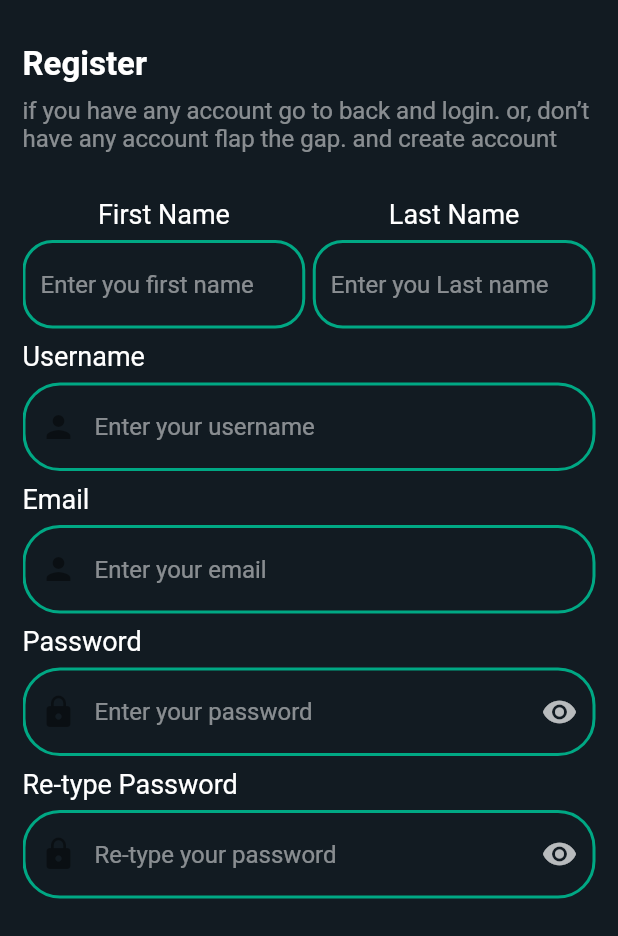
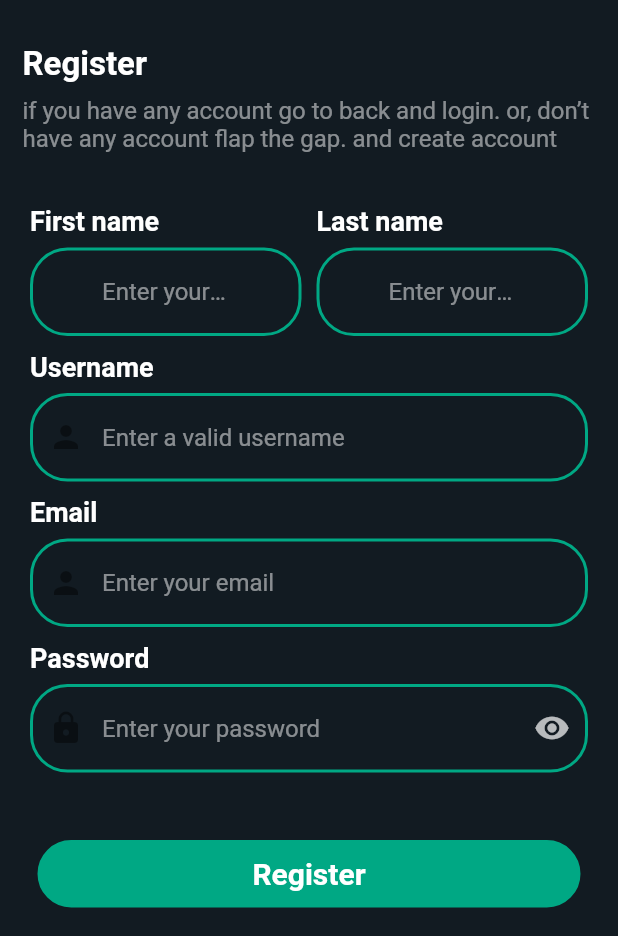
Before and after one commit to programmermdemonmiah/Chats-App, a Flutter app: the LogRegScreen screen opened directly, after a tap on "Registration", on a phone screen of 412 x 824 dp, the part 300-1236 px from its top. Run offline on Flutter 3.47's test engine with Material 2 defaults, Android fonts, the phone set to English and light mode, and no system bars; our stand-ins replace firebase_core, get; accounts and stored records are empty.

Commit message:
11-15-23 Push customTextFormFild

```diff
--- a/lib/All_Binding/all_binding.dart
+++ b/lib/All_Binding/all_binding.dart
@@ -1,4 +1,5 @@
 
+import 'package:chats_app/Controllers/password_secure_state_controllers.dart';
 import 'package:chats_app/Controllers/tab_state_controllers.dart';
 import 'package:get/get.dart';
 
@@ -6,6 +7,6 @@ class AllBinding extends Bindings{
   @override
   void dependencies() {
     Get.lazyPut(() => MyTabs());
-    // Get.lazyPut(() => TabStateControllers());
+    Get.lazyPut(() => PasswordSecureState());
   }
 }
--- a/lib/Views/auth/log_reg_screen.dart
+++ b/lib/Views/auth/log_reg_screen.dart
@@ -1,7 +1,7 @@
 
 import 'package:chats_app/Utils/colors.dart';
 import 'package:chats_app/Views/auth/login/login_screen.dart';
-import 'package:chats_app/Views/auth/register/register_screen.dart';
+import 'package:chats_app/Views/auth/register/registration_screen.dart';
 import 'package:chats_app/Widgets/custom_button.dart';
 import 'package:flutter/material.dart';
 import 'package:get/get.dart';
@@ -60,7 +60,7 @@ class LogRegScreen extends StatelessWidget {
                   ),
                   InkWell(
                     onTap: () {
-                      Get.to(const RegisterScreen());
+                      Get.to(const RegistrationScreen());
                     },
                     child: customButton(
                         buttonName: 'Registration',
--- a/lib/Views/auth/register/register_screen.dart
+++ b/lib/Views/auth/register/register_screen.dart
@@ -56,9 +56,11 @@ class RegisterScreen extends StatelessWidget {
                               height: 30,
                             ),
                             Row(
+                              mainAxisAlignment: MainAxisAlignment.start,
                               children: [
                                 Expanded(
                                     child: Column(
+                                      crossAxisAlignment: CrossAxisAlignment.start,
                                   children: [
                                     const Text(
                                       'First Name',
@@ -91,9 +93,10 @@ class RegisterScreen extends StatelessWidget {
                                     )
                                   ],
                                 )),
-                                SizedBox(width: 5,),
+                                const SizedBox(width: 5,),
                                 Expanded(
                                     child: Column(
+                                      crossAxisAlignment: CrossAxisAlignment.start,
                                   children: [
                                     const Text(
                                       'Last Name',
--- /dev/null
+++ b/lib/Views/auth/register/registration_screen.dart
@@ -0,0 +1,89 @@
+import 'package:chats_app/Utils/colors.dart';
+import 'package:chats_app/Widgets/custom_back_button.dart';
+import 'package:chats_app/Widgets/custom_button.dart';
+import 'package:chats_app/Widgets/custom_textformfild.dart';
+import 'package:flutter/material.dart';
+
+class RegistrationScreen extends StatelessWidget {
+  const RegistrationScreen({super.key});
+
+  @override
+  Widget build(BuildContext context) {
+    return Scaffold(
+      backgroundColor: background,
+      body: SafeArea(
+          child: Container(
+        height: double.infinity,
+        width: double.infinity,
+        padding: const EdgeInsets.all(15),
+        child: Column(
+          crossAxisAlignment: CrossAxisAlignment.start,
+          children: [
+            customBackButton(context: context),
+            Expanded(
+                child: SingleChildScrollView(
+              physics: const BouncingScrollPhysics(),
+              child: Column(
+                crossAxisAlignment: CrossAxisAlignment.center,
+                children: [
+                  const CircleAvatar(
+                    backgroundImage: AssetImage('assets/images/CA.png'),
+                    radius: 70,
+                  ),
+                  const SizedBox(
+                    height: 30,
+                  ),
+                  Column(
+                    crossAxisAlignment: CrossAxisAlignment.start,
+                    children: [
+                      const Text(
+                        'Register',
+                        style: TextStyle(
+                            color: Colors.white,
+                            fontSize: 22,
+                            fontWeight: FontWeight.w600),
+                      ),
+                      const SizedBox(
+                        height: 8,
+                      ),
+                      Text(
+                        'if you have any account go to back and login. or, don’t have any account flap the gap. and create account',
+                        style: TextStyle(
+                            color: Colors.white.withOpacity(0.5),
+                            fontSize: 16),
+                      ),
+                      const SizedBox(
+                        height: 30,
+                      ),
+                      Row(
+                        mainAxisAlignment: MainAxisAlignment.start ,
+                        children: [
+                          Expanded(
+                            child: customTextFormField(
+                              boldLabel: "First name",
+                              hintText: "Enter your first name",
+                              validator: (value) {
+
+                              },
+                            ),
+                          ),
+                          Expanded(child: customTextFormField(boldLabel: 'Last name', hintText: 'Enter your last name'))
+                        ],
+                      ),
+                      // const SizedBox(height: 5,),
+                      customTextFormField(boldLabel: 'Username', hintText: 'Enter a valid username', prefixIcon: Icons.person),
+                      customTextFormField(boldLabel: 'Email', prefixIcon: Icons.person, hintText: "Enter your email"),
+                      customTextFormField(boldLabel: 'Password', prefixIcon: Icons.lock,isPasswordField: true, hintText: 'Enter your password', suffixIcon1: Icons.visibility, suffixIcon2: Icons.visibility_off)
+                    ],
+                  ),
+                  const SizedBox(height: 30,),
+                  customButton(buttonName: 'Register', buttonColor: primary, context: context),
+                ],
+              ),
+            ))
+          ],
+        ),
+      )),
+    );
+  }
+}
--- a/lib/Views/home_Screen.dart
+++ b/lib/Views/home_Screen.dart
@@ -80,6 +80,7 @@ class HomeScreen extends StatelessWidget {
           ),
         ),
       ),
+
     );
   }
 }
--- /dev/null
+++ b/lib/Widgets/custom_textformfild.dart
@@ -0,0 +1,177 @@
+import 'package:chats_app/Controllers/password_secure_state_controllers.dart';
+import 'package:chats_app/Utils/colors.dart';
+import 'package:flutter/material.dart';
+import 'package:get/get.dart';
+
+// class CustomTextFormField extends StatelessWidget {
+//   final String? boldLabel;
+//   final TextEditingController? controller;
+//   final Key? filedKey;
+//   final String? hintText;
+//   final bool? isPasswordField;
+//   final IconData? prefixIcon;
+//   final IconData? suffixIcon1;
+//   final IconData? suffixIcon2;
+//   final FormFieldSetter<String>? onSaved;
+//   final FormFieldValidator<String>? validator;
+//   final ValueChanged<String>? onFieldSubmitted;
+//   final TextInputType? inputType;
+//
+//   const CustomTextFormField(
+//       {super.key,
+//         this.boldLabel,
+//         this.controller,
+//         this.filedKey,
+//         this.hintText,
+//         this.isPasswordField,
+//         this.prefixIcon,
+//         this.suffixIcon1,
+//         this.suffixIcon2,
+//         this.onSaved,
+//         this.validator,
+//         this.onFieldSubmitted,
+//         this.inputType});
+//
+//   @override
+//   Widget build(BuildContext context) {
+//     final isSecureController = Get.put(PasswordSecureState());
+//
+//     return Padding(
+//       padding: const EdgeInsets.all(5.0),
+//       child: Column(
+//         crossAxisAlignment: CrossAxisAlignment.start,
+//         children: [
+//           Text(
+//             boldLabel!,
+//             style: const TextStyle(
+//                 color: Colors.white, fontWeight: FontWeight.w600, fontSize: 18),
+//           ),
+//           const SizedBox(height: 7),
+//           Obx(() => TextFormField(
+//             validator: validator,
+//             style: const TextStyle(color: Colors.white),
+//             obscureText: isPasswordField == true
+//                 ? isSecureController.isSecure.value
+//                 : false,
+//             decoration: InputDecoration(
+//               prefixIcon: Icon(prefixIcon),
+//               suffixIcon: InkWell(
+//                   onTap: () {
+//                     isSecureController.showPassword();
+//                   },
+//                   child: Icon(
+//                     isSecureController.isSecure.value == true
+//                         ? suffixIcon1
+//                         : suffixIcon2,
+//                     color: Colors.white.withOpacity(0.7),
+//                   )),
+//               hintText: hintText,
+//               hintStyle: TextStyle(color: Colors.white.withOpacity(0.5)),
+//               // border: OutlineInputBorder(
+//               //   borderRadius: BorderRadius.circular(25),
+//               //   borderSide: BorderSide(
+//               //     width: 2,
+//               //     color: Colors.white,
+//               //   ),
+//               // ),
+//               enabled: true,
+//               enabledBorder: OutlineInputBorder(
+//                 borderRadius: BorderRadius.circular(25),
+//                 borderSide: const BorderSide(
+//                   width: 2,
+//                   color: primary,
+//                 ),
+//               ),
+//               focusedBorder: OutlineInputBorder(
+//                 borderRadius: BorderRadius.circular(25),
+//                 borderSide: const BorderSide(
+//                   width: 2,
+//                   color: Colors.blue,
+//                 ),
+//               ),
+//               focusColor: primary,
+//             ),
+//           ))
+//         ],
+//       ),
+//     );
+//   }
+// }
+
+
+Widget customTextFormField({
+  required String boldLabel,
+  final TextEditingController? controller,
+  final Key? filedKey,
+  final String? hintText,
+  final bool? isPasswordField,
+  final IconData? prefixIcon,
+  final IconData? suffixIcon1,
+  final IconData? suffixIcon2,
+  final FormFieldSetter<String>? onSaved,
+  final FormFieldValidator<String>? validator,
+  final ValueChanged<String>? onFieldSubmitted,
+  final TextInputType? inputType,
+}){
+  final isSecureController = Get.put(PasswordSecureState());
+
+  return Padding(
+    padding: const EdgeInsets.all(5.0),
+    child: Column(
+      crossAxisAlignment: CrossAxisAlignment.start,
+      children: [
+        Text(
+          boldLabel,
+          style: const TextStyle(
+              color: Colors.white, fontWeight: FontWeight.w600, fontSize: 18),
+        ),
+        const SizedBox(height: 7),
+        Obx(() => TextFormField(
+          validator: validator,
+          style: const TextStyle(color: Colors.white),
+          obscureText: isPasswordField == true
+              ? isSecureController.isSecure.value
+              : false,
+          decoration: InputDecoration(
+            prefixIcon: Icon(prefixIcon),
+            suffixIcon: InkWell(
+                onTap: () {
+                  isSecureController.showPassword();
+                },
+                child: Icon(
+                  isSecureController.isSecure.value == true
+                      ? suffixIcon1
+                      : suffixIcon2,
+                  color: Colors.white.withOpacity(0.7),
+                )),
+            hintText: hintText,
+            hintStyle: TextStyle(color: Colors.white.withOpacity(0.5)),
+            // border: OutlineInputBorder(
+            //   borderRadius: BorderRadius.circular(25),
+            //   borderSide: BorderSide(
+            //     width: 2,
+            //     color: Colors.white,
+            //   ),
+            // ),
+            enabled: true,
+            enabledBorder: OutlineInputBorder(
+              borderRadius: BorderRadius.circular(25),
+              borderSide: const BorderSide(
+                width: 2,
+                color: primary,
+              ),
+            ),
+            focusedBorder: OutlineInputBorder(
+              borderRadius: BorderRadius.circular(25),
+              borderSide: const BorderSide(
+                width: 2,
+                color: Colors.blue,
+              ),
+            ),
+            focusColor: primary,
+          ),
+        ))
+      ],
+    ),
+  );
+}
--- a/pubspec.yaml
+++ b/pubspec.yaml
@@ -37,6 +37,9 @@ dependencies:
   cupertino_icons: ^1.0.6
   firebase_core: ^2.22.0
   get: ^4.6.5
+  cloud_firestore: ^4.13.0
+  firebase_auth: ^4.13.0
+  firebase_storage: ^11.5.0
 
 dev_dependencies:
   flutter_test:
```
Also changed, not shown: lib/Controllers/password_secure_state_controllers.dart (added, +10 -0 lines), lib/Views/auth/login/login_screen.dart (+27 -97 lines), lib/Views/settings_screen.dart (+39 -9 lines), lib/Views/spalash/spalash_screen.dart (+12 -2 lines), lib/main.dart (+6 -5 lines), pubspec.lock, 4 other files.
